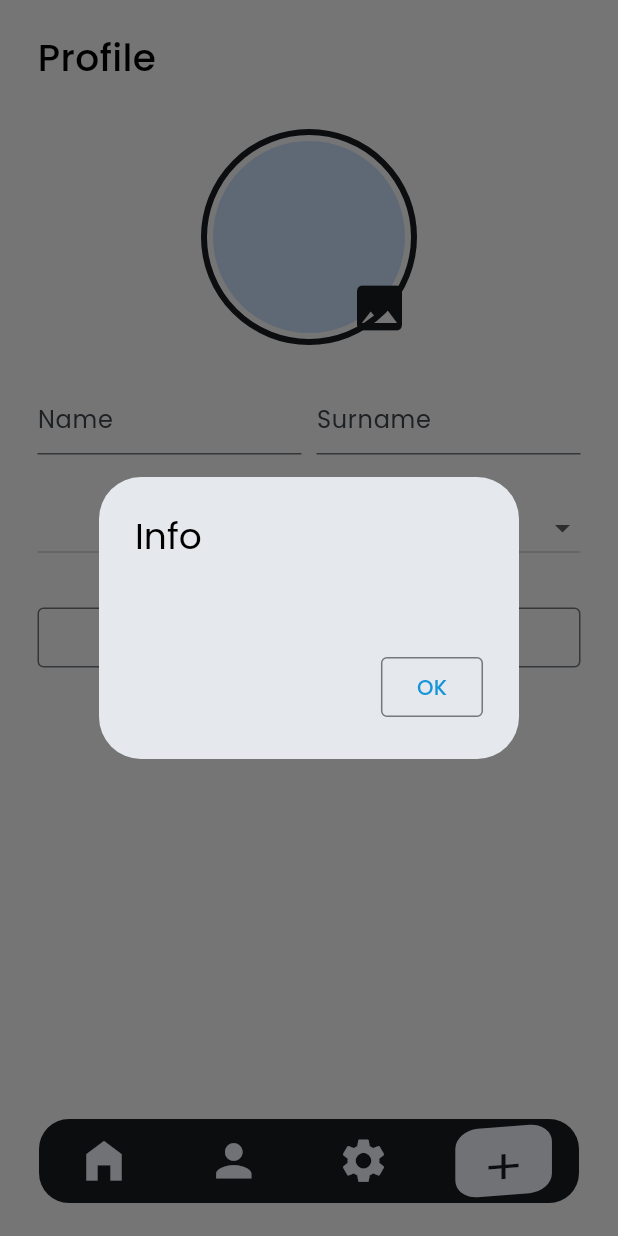
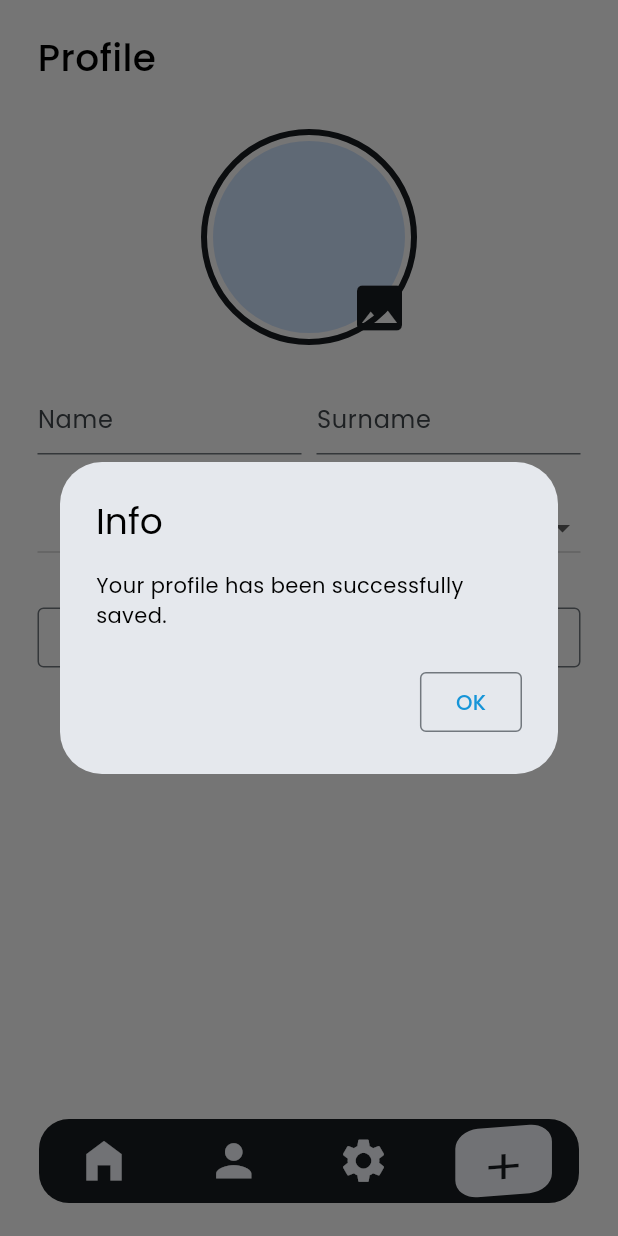
Before and after one commit to siracyakut/flutter_task_app, a Flutter app: the LayoutScreen screen opened directly with empty values, item 2 of the bottom bar chosen, after a tap on "Save", on a phone screen of 412 x 824 dp. Run offline on Flutter 3.47's test engine with Material 3 defaults, Android fonts, the phone set to English and light mode, and no system bars; our stand-ins replace dio, flex_color_scheme, flutter_bloc, gap, go_router, image_picker and 4 more; accounts and stored records are empty; network calls fail.

Commit message:
🏗️ Added some missing translations

```diff
--- a/assets/lang/en.json
+++ b/assets/lang/en.json
@@ -38,5 +38,7 @@
   "file-not-supported": "The file format you selected is not supported.",
   "file-deprecated": "The file you selected is corrupt.",
   "file-min-400px": "The height and width of the image you choose must be at least 400px.",
-  "file-error": "An error occurred during the file selection process. Please try again later."
+  "file-error": "An error occurred during the file selection process. Please try again later.",
+  "save": "Save",
+  "profile-saved": "Your profile has been successfully saved."
 }
--- a/assets/lang/tr.json
+++ b/assets/lang/tr.json
@@ -38,5 +38,7 @@
   "file-not-supported": "Seçtiğiniz dosya formatı desteklenmiyor.",
   "file-deprecated": "Seçtiğiniz dosya bozuk. Lütfen farklı bir dosya deneyin.",
   "file-min-400px": "Seçtiğiniz resmin yükseklik ve genişliği minimum 400px olmalıdır.",
-  "file-error": "Dosya seçim işlemi sırasında bir hata oluştu. Lütfen daha sonra tekrar deneyin."
+  "file-error": "Dosya seçim işlemi sırasında bir hata oluştu. Lütfen daha sonra tekrar deneyin.",
+  "save": "Kaydet",
+  "profile-saved": "Profiliniz başarıyla kayıt edildi."
 }
--- a/lib/screens/profile.dart
+++ b/lib/screens/profile.dart
@@ -62,8 +62,9 @@ class _ProfileScreenState extends State<ProfileScreen> {
         default:
           Dialogs().errorDialog(
             context: context,
-            text:
-                AppLocalizations.of(context).getTranslate("file-not-supported"),
+            text: AppLocalizations.of(context).getTranslate(
+              "file-not-supported",
+            ),
           );
           return;
       }
@@ -165,7 +166,12 @@ class _ProfileScreenState extends State<ProfileScreen> {
       null,
       null,
     );
-    Dialogs().infoDialog(context: context, text: "", navigate: false);
+
+    Dialogs().infoDialog(
+      context: context,
+      text: AppLocalizations.of(context).getTranslate("profile-saved"),
+      navigate: false,
+    );
   }
 
   @override
@@ -296,7 +302,9 @@ class _ProfileScreenState extends State<ProfileScreen> {
                     Expanded(
                       child: OutlinedButton(
                         onPressed: saveInfo,
-                        child: const Text("Save"),
+                        child: Text(
+                          AppLocalizations.of(context).getTranslate("save"),
+                        ),
                       ),
                     ),
                   ],
```
